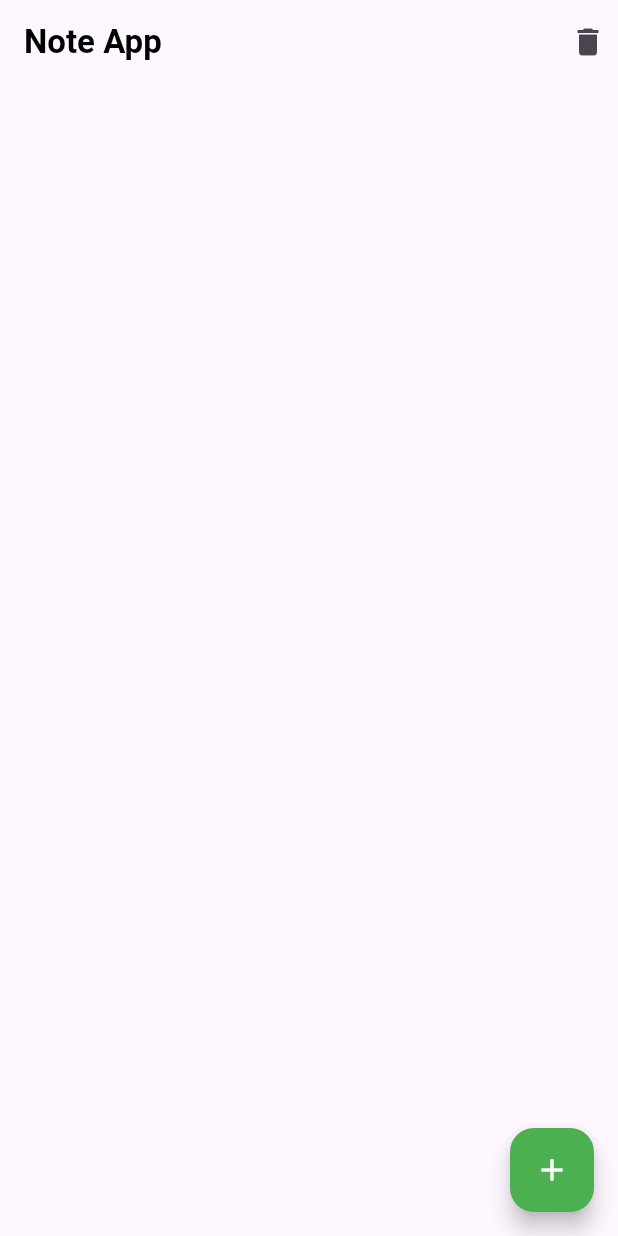
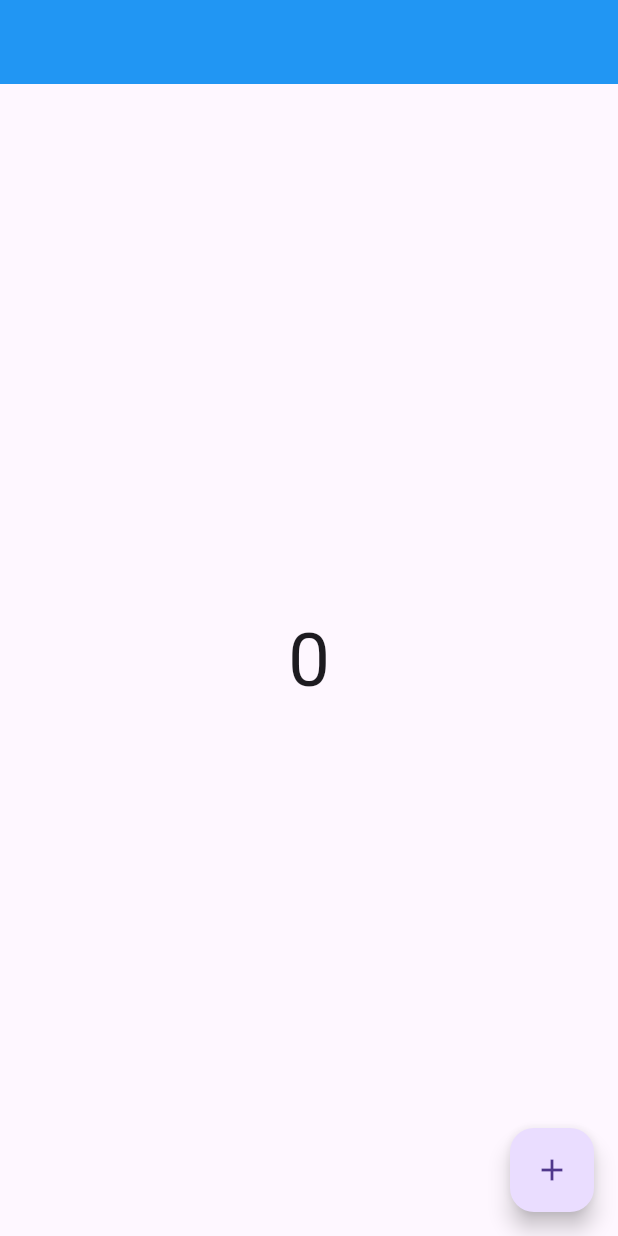
Before and after one commit to Ahmed-3lam/eyouth-first_project, a Flutter app: the screen it shows after launch, on a phone screen of 412 x 824 dp. Run offline on Flutter 3.47's test engine with Material 3 defaults, Android fonts, the phone set to English and light mode, and no system bars; our stand-ins replace bloc, flutter_bloc, get, hive, hive_flutter, image_picker; accounts and stored records are empty.

Commit message:
Day 19: Cubit

```diff
--- a/lib/Ecommerce/screens/splash_screen.dart
+++ b/lib/Ecommerce/screens/splash_screen.dart
@@ -28,8 +28,8 @@ class _SplashScreenState extends State<SplashScreen> {
         if (_start == 0) {
           setState(() {
             timer.cancel();
-            //push
-            //Replacement
+            // push
+            // Replacement
             Get.off(OnboardingOne());
           });
         } else {
--- a/lib/Note App/note_controller.dart
+++ b/lib/Note App/note_controller.dart
@@ -1,42 +1,35 @@
-import 'note_model.dart';
+import 'package:first_project/Note%20App/helpers/hive_helper.dart';
 
 class NoteController {
-  static List<NoteModel> noteList = [];
+  static List<String> noteList = [];
 
   static void addNote({
-    required NoteModel model,
+    required String title,
   }) {
-    NoteController.noteList.add(model);
+    NoteController.noteList.add(title);
+    HiveHelper.addNote(noteList);
   }
 
   static void clearAllNotes() {
     noteList.clear();
+    HiveHelper.clearAllNotes();
   }
 
   static void updateNote({
     required int index,
     required String title,
-    required String desc,
   }) {
-    noteList[index].title = title;
-    noteList[index].description = desc;
+    noteList[index] = title;
+
+    HiveHelper.updateNote();
   }
 
   static void removeSingleNote({
     required int index,
   }) {
-    noteList.removeAt(index);
+    NoteController.noteList.removeAt(index);
+    HiveHelper.removeSingleNote();
   }
 }
 
 /// MVC
-var jsonData = [
-  {
-    "title": "Note 1",
-    "description": "This is a note",
-  },
-  {
-    "title": "Note 2",
-    "description": "This is a note",
-  },
-];
--- a/lib/Note App/note_model.dart
+++ b/lib/Note App/note_model.dart
@@ -1,9 +1,9 @@
-class NoteModel {
-  String title;
-  String description;
-
-  NoteModel({
-    required this.title,
-    required this.description,
-  });
-}
+// class NoteModel {
+//   String title;
+//   String description;
+//
+//   NoteModel({
+//     required this.title,
+//     required this.description,
+//   });
+// }
--- /dev/null
+++ b/lib/counter/counter_screen.dart
@@ -0,0 +1,36 @@
+import 'package:first_project/counter/cubit/cubit.dart';
+import 'package:first_project/counter/cubit/state.dart';
+import 'package:flutter/material.dart';
+import 'package:flutter_bloc/flutter_bloc.dart';
+
+class CounterScreen extends StatelessWidget {
+  CounterScreen({super.key});
+
+  @override
+  Widget build(BuildContext context) {
+    final cubit = context.read<CounterCubit>();
+    print("Rebuild");
+    return Scaffold(
+      appBar: AppBar(
+        backgroundColor: Colors.blue,
+      ),
+      floatingActionButton: FloatingActionButton(
+        onPressed: cubit.increaseCounter,
+        child: Icon(
+          Icons.add,
+        ),
+      ),
+      body: Center(
+        //(3) Wrap with blocBuilder to rebuild only the text
+        child: BlocBuilder<CounterCubit, CounterState>(
+          builder: (context, state) {
+            return Text(
+              cubit.counter.toString(),
+              style: TextStyle(fontSize: 50),
+            );
+          },
+        ),
+      ),
+    );
+  }
+}
--- /dev/null
+++ b/lib/counter/cubit/cubit.dart
@@ -0,0 +1,15 @@
+import 'package:bloc/bloc.dart';
+
+import 'state.dart';
+
+class CounterCubit extends Cubit<CounterState> {
+  CounterCubit() : super(InitialCounterState());
+
+  int counter = 0;
+
+  void increaseCounter() {
+    counter++;
+    emit(TextChangedState());
+    // setState(() {});
+  }
+}
--- /dev/null
+++ b/lib/counter/cubit/state.dart
@@ -0,0 +1,6 @@
+abstract class CounterState {}
+
+class InitialCounterState extends CounterState {}
+
+// Create new state for the change happened in UI
+class TextChangedState extends CounterState {}
--- a/lib/main.dart
+++ b/lib/main.dart
@@ -1,25 +1,18 @@
+import 'package:first_project/Note%20App/helpers/hive_helper.dart';
+import 'package:first_project/counter/cubit/cubit.dart';
 import 'package:flutter/material.dart';
+import 'package:flutter_bloc/flutter_bloc.dart';
 import 'package:get/get.dart';
 import 'package:hive_flutter/adapters.dart';
 
-import 'Note App/note_screen.dart';
+import 'counter/counter_screen.dart';
 
 void main() async {
   WidgetsFlutterBinding.ensureInitialized();
+  await Hive.initFlutter();
+  await Hive.openBox(HiveHelper.NOTE_BOX);
+  await HiveHelper.getAllNotes();
 
-  ///(1) init hive
-  await Hive.initFlutter();
-
-  /// I need box to save my data
-  await Hive.openBox("box1");
-  var box1 = Hive.box("box1");
-
-  /// To save data (key,value)
-  box1.put("Name", "Mohamed");
-
-  /// to get your data
-  var name = box1.get("Name");
-  print(name);
   runApp(MyApp());
 }
 
@@ -28,9 +21,13 @@ class MyApp extends StatelessWidget {
 
   @override
   Widget build(BuildContext context) {
-    return GetMaterialApp(
-      debugShowCheckedModeBanner: false,
-      home: NoteScreen(),
+    //(2) Bloc Provider to provide counter cubit
+    return BlocProvider(
+      create: (context) => CounterCubit(),
+      child: GetMaterialApp(
+        debugShowCheckedModeBanner: false,
+        home: CounterScreen(),
+      ),
     );
   }
 }
--- a/pubspec.yaml
+++ b/pubspec.yaml
@@ -39,6 +39,7 @@ dependencies:
   hive: ^2.2.3
   hive_flutter: ^1.1.0
   hive_generator: ^1.1.0
+  flutter_bloc: ^9.1.1
 
 
 
```
Also changed, not shown: lib/Note App/helpers/hive_helper.dart (added, +30 -0 lines), lib/Note App/note_screen.dart (+6 -29 lines), pubspec.lock, 1 other file.
